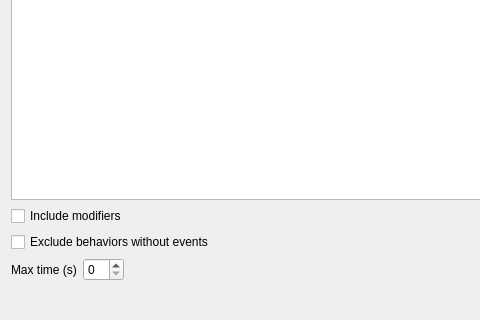
Old version of the form param_panel.ui in the repository olivierfriard/BORIS; both pictures show x 0 to 480 and y 306 to 626 of the 670 by 626 pixel window.
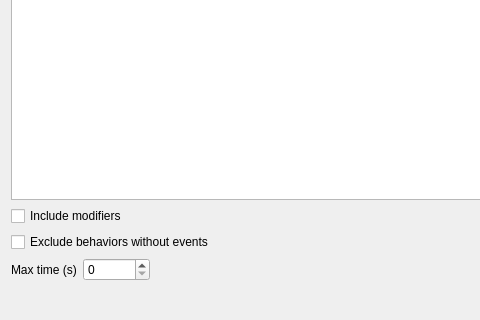
New version of the form.

Patch:
```diff
--- a/param_panel.ui
+++ b/param_panel.ui
@@ -60,7 +60,11 @@
         </widget>
        </item>
        <item>
-        <widget class="QSpinBox" name="sbMaxTime"/>
+        <widget class="QSpinBox" name="sbMaxTime">
+         <property name="maximum">
+          <number>10000000</number>
+         </property>
+        </widget>
        </item>
        <item>
         <spacer name="horizontalSpacer_2">
```
